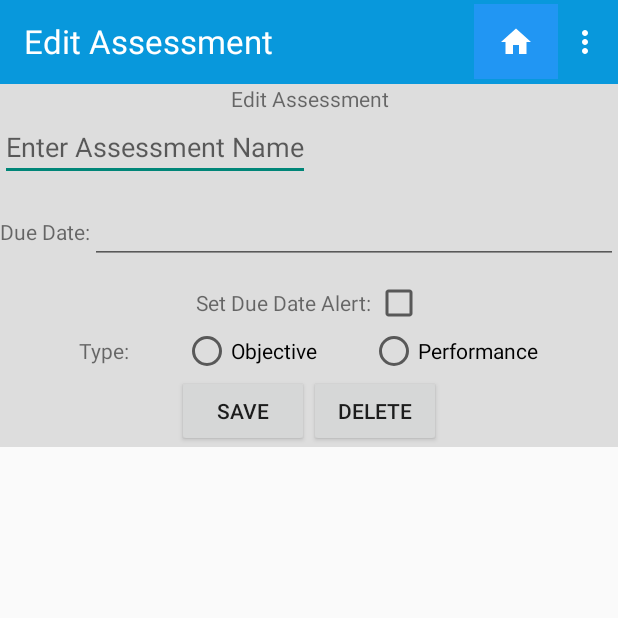
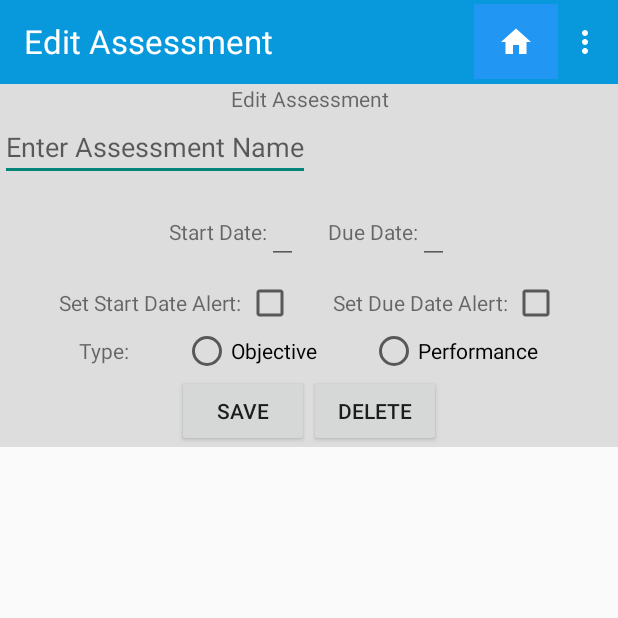
Before and after one commit to holdwhatdoor/C196Project, an Android app: the AssessmentEdit screen opened directly, with no data from a screen before it, on a phone screen of 412 x 824 dp, the top half of it. Run offline under Robolectric (Android 15) with nearby library versions, the phone set to English and light mode, and no system bars; our stand-ins replace ButterKnife, Room's generated code; 15 statements that could not run were skipped.

Commit message:
Changes:  added start date and start alert components to CourseEdit and AssessmentEdit layouts and classes.  Need to set up checks on start/due dates for CourseEdit/AssessmentEdit add/save assessment funcitonality.  Checks will be near line 488 in CourseEdit and 231 in AssessmentEdit.
App Status:
Functioning:
Main page with TermActivity page navigation

TermActivity page displays allows insert of input data into Term table, allows deletion of all terms and navigation to TermEdit page based on recyclerview edit button selection.

TermEdit page: displays selected term data in edit text boxes.  Can insert an associated course via input elements and add button.  Can delete all courses in database.  Can delete selected Term. Can update selected term info without encroaching on other term dates or excluding assigned courses from the start and end date constraints.

CourseEdit page: displays selected course data in edit text boxes.  Can insert an associated assessment via input elements and add button.  Set alert checkboxes functional on a view level and checking/unchecking alert boxes for start and end dates.  Can delete all assessments in the database.  Add Note button navigates to note activity page and sets notes in edit text.  Can update course info. Can share notes via ShareNotes class activity page
NEEDS:  Establish alerts to trigger on dates set with alert

AssesmentEdit page: displays selected assessment data in edit text boxes.  Check boxes for setting alerts on date. Update info on save button funcitoning
NEEDS:  Need to establish alerts to trigger on an assessment with an alert set.

```diff
--- a/app/src/main/AndroidManifest.xml
+++ b/app/src/main/AndroidManifest.xml
@@ -42,6 +42,7 @@
                 <category android:name="android.intent.category.LAUNCHER" />
             </intent-filter>
         </activity>
+        <receiver android:name=".Notifications" />
     </application>
 
 </manifest>
--- a/app/src/main/java/com/example/c196project/AssessmentEdit.java
+++ b/app/src/main/java/com/example/c196project/AssessmentEdit.java
@@ -37,9 +37,10 @@ import java.util.List;
 
 import butterknife.ButterKnife;
 
-import static com.example.c196project.utilities.Constants.ASSESS_ALERT_KEY;
+import static com.example.c196project.utilities.Constants.ASSESS_DUE_ALERT_KEY;
 import static com.example.c196project.utilities.Constants.ASSESS_DUE_KEY;
 import static com.example.c196project.utilities.Constants.ASSESS_ID_KEY;
+import static com.example.c196project.utilities.Constants.ASSESS_START_KEY;
 import static com.example.c196project.utilities.Constants.ASSESS_TITLE_KEY;
 import static com.example.c196project.utilities.Constants.ASSESS_TYPE_KEY;
 import static com.example.c196project.utilities.Constants.COURSE_ID_KEY;
@@ -71,12 +72,15 @@ public class AssessmentEdit extends AppCompatActivity implements View.OnClickLis
      * Assessment data display/input elements
      */
     public EditText assessName;
-    // Assessment declarations for due date EditText with DatePickerDialog listener and SimpleDateFormat
+    // Assessment declarations for start/due date EditText with DatePickerDialog listener and SimpleDateFormat
+    public EditText startDate;
+    private DatePickerDialog.OnDateSetListener startDateSetListener;
     public EditText dueDate;
     private DatePickerDialog.OnDateSetListener dueDateSetListener;
 
-    // Set Alert checkbox
-    public CheckBox setAlert;
+    // Start/Due Alert checkboxes
+    public CheckBox startAlert;
+    public CheckBox dueAlert;
 
     // Radio Button instantiations
     public RadioGroup radioGroup;
@@ -110,8 +114,10 @@ public class AssessmentEdit extends AppCompatActivity implements View.OnClickLis
 
         // Assessment input element id assignments
         assessName = findViewById(R.id.enter_assess_name);
+        startDate = findViewById(R.id.assess_start_date);
         dueDate = findViewById(R.id.assess_due_date);
-        setAlert = findViewById(R.id.assess_cb_alert);
+        startAlert = findViewById(R.id.assess_start_alert);
+        dueAlert = findViewById(R.id.assess_cb_alert);
         // Radio group and button id assignments
         radioGroup = findViewById(R.id.assess_radio_grp);
         oaRadio = findViewById(R.id.asses_oa_radio);
@@ -120,7 +126,25 @@ public class AssessmentEdit extends AppCompatActivity implements View.OnClickLis
         /**
          *  Due date EditText id and onClick override functionality
          */
-        //  Initialized Assessment DatePickerDialog date listener due
+        //  Initialized Assessment DatePickerDialog date listener start/due
+        DatePickerDialog.OnDateSetListener aStart = (view, year, month, dayOfMonth) -> {
+            calendar.set(Calendar.YEAR, year);
+            calendar.set(Calendar.MONTH, month);
+            calendar.set(Calendar.DAY_OF_MONTH, dayOfMonth);
+            DateConverter.updateDateText(startDate, calendar);
+        };
+
+        // Assessment due date setOnClickListener
+        dueDate.setOnClickListener(v -> new DatePickerDialog(AssessmentEdit.this, aStart, calendar
+                .get(Calendar.YEAR), calendar.get(Calendar.MONTH), calendar
+                .get(Calendar.DAY_OF_MONTH)).show());
+
+        dueDateSetListener = (view, year, month, dayOfMonth) -> {
+            String startDateString = month + "/" + dayOfMonth + "/" + year;
+            dueDate.setText(startDateString);
+        };
+
+
         DatePickerDialog.OnDateSetListener aDue = (view, year, month, dayOfMonth) -> {
             calendar.set(Calendar.YEAR, year);
             calendar.set(Calendar.MONTH, month);
@@ -141,8 +165,11 @@ public class AssessmentEdit extends AppCompatActivity implements View.OnClickLis
         // Populate input fields with passed assessment information
         assessName.setText(passedAssessment.getAssessName());
         // Date retrieval, format convesion and text set
+        Date sDate = passedAssessment.getAssessStart();
+        String start = passedAssessment.getAssessStart().toString();
         Date dDate = passedAssessment.getAssessDue();
         String due = passedAssessment.getAssessDue().toString();
+        startDate.setText(DateConverter.formatDateString(start));
         dueDate.setText(DateConverter.formatDateString(due));
         // method calls to set assessment type and whether alert checkbox is set
 
@@ -179,6 +206,10 @@ public class AssessmentEdit extends AppCompatActivity implements View.OnClickLis
                 assessNoInputAlert();
             } else if (!oaRadio.isChecked() && !paRadio.isChecked()) {
                 assessNoType();
+            } else if (startDate.getText().toString().equals("") ||
+                    startDate.getText().toString().equals("mm/dd/yyyy") ||
+                    startDate.equals(null)) {
+                assessNoInputAlert();
             } else if (dueDate.getText().toString().equals("") ||
                     dueDate.getText().toString().equals("mm/dd/yyyy") ||
                     dueDate.equals(null)) {
@@ -186,21 +217,21 @@ public class AssessmentEdit extends AppCompatActivity implements View.OnClickLis
             } else {
 
                 String assess = assessName.getText().toString();
+                String sDt = startDate.getText().toString();
+                Date stDt = DateConverter.toDate(sDt);
                 String dueString = dueDate.getText().toString();
                 Date dueDate = DateConverter.toDate(dueString);
                 String selectedType = getSelectedAssessmentType();
-                String dueAlert = "not set";
-                if(setAlert.isChecked()){
-                    dueAlert = "set";
+                String sAlert = "not set";
+                String dAlert = "not set";
+                if(startAlert.isChecked()) {
+                    sAlert = "set";
+                }
+                if(dueAlert.isChecked()){
+                    dAlert = "set";
                 }
                 Date parentCourseStart = getParentCourse(courseId).getStartDate();
                 Date parentCourseEnd = getParentCourse(courseId).getEndDate();
-                Log.d(TAG, "parentCourseStart: " + courseData.get(0).getStartDate());
-                Log.d(TAG, "parentCourseEnd: " + courseData.get(0).getEndDate());
-
-                Log.d(TAG, "dueDate.before(parentCourseStart): " + dueDate.before(parentCourseStart));
-                Log.d(TAG, "dueDate.after(parentCourseEnd): " + dueDate.after(parentCourseEnd));
-                Log.d(TAG, "assessmentConflict(aId, date)" + assessmentConflict(assessId, dueDate));
 
                 if(dueDate.before(parentCourseStart) || dueDate.after(parentCourseEnd) ||
                         assessmentConflict(assessId, dueDate)) {
@@ -209,8 +240,16 @@ public class AssessmentEdit extends AppCompatActivity implements View.OnClickLis
                 }
                 else {
                     AssessmentEntity updatedAssessment = new AssessmentEntity(assessId, assess,
-                            selectedType, dueDate, dueAlert, courseId);
+                            selectedType, stDt, dueDate, sAlert, dAlert, courseId);
                     assessVM.insertAssessment(updatedAssessment);
+
+                    // Calls Notification object to set or cancel alert
+                    if(dueAlert.equals("set")){
+
+                    } else {
+
+                    }
+
                     finish();
                 }
             }
@@ -291,17 +330,21 @@ public class AssessmentEdit extends AppCompatActivity implements View.OnClickLis
         Log.d(TAG, "Assess ID: " + assessId);
         String assessName = extras.getString(ASSESS_TITLE_KEY);
         Log.d(TAG, "Assess Name: " + assessName);
+        String start = extras.getString(ASSESS_START_KEY);
+        String formatStart = DateConverter.formatDateString(start);
+        Date assessStart = DateConverter.toDate(formatStart);
         String due = extras.getString(ASSESS_DUE_KEY);
         Log.d(TAG, "Due date string: " + due);
         String formatDue = DateConverter.formatDateString(due);
         Date assessDue = DateConverter.toDate(formatDue);
         Log.d(TAG, "Due date DATE: " + assessDue);
         String assessType = extras.getString(ASSESS_TYPE_KEY);
-        String assessAlert = extras.getString(ASSESS_ALERT_KEY);
+        String startAlert = extras.getString(ASSESS_START_KEY);
+        String assessAlert = extras.getString(ASSESS_DUE_ALERT_KEY);
         int courseId = extras.getInt(COURSE_ID_KEY);
 
         AssessmentEntity passedAssessment = new AssessmentEntity(assessId, assessName, assessType,
-                assessDue, assessAlert, courseId);
+                 assessStart, assessDue, startAlert, assessAlert, courseId);
 
         return passedAssessment;
     }
@@ -324,10 +367,15 @@ public class AssessmentEdit extends AppCompatActivity implements View.OnClickLis
 
     // Method to set if Alert box is checked
     public void setAlertChecked(AssessmentEntity assessmentEntity) {
-        String alertChecked = assessmentEntity.getAssessAlert();
-        Log.d(TAG, "Alert is.... " + alertChecked);
-        if (alertChecked.equals("set")) {
-            setAlert.setChecked(true);
+        String startChecked = assessmentEntity.getStartAlert();
+        String dueChecked = assessmentEntity.getAssessAlert();
+        Log.d(TAG, "Start Alert is..... " + startChecked);
+        Log.d(TAG, "Alert is.... " + dueChecked);
+        if(startChecked.equals("set")){
+            startAlert.setChecked(true);
+        }
+        if (dueChecked.equals("set")) {
+            dueAlert.setChecked(true);
         }
     }
 
--- a/app/src/main/java/com/example/c196project/MainActivity.java
+++ b/app/src/main/java/com/example/c196project/MainActivity.java
@@ -1,5 +1,6 @@
 package com.example.c196project;
 
+import android.app.AlarmManager;
 import android.content.Intent;
 import android.os.Bundle;
 import android.util.Log;
@@ -34,6 +35,9 @@ import butterknife.ButterKnife;
 public class MainActivity extends AppCompatActivity implements View.OnClickListener {
 
     private static final String TAG = "MainActivity";
+
+    // Alarm manager for notification dates
+    AlarmManager startAlarm = (AlarmManager) getSystemService(ALARM_SERVICE);
 
     // View model
     private MainViewModel mainVM;
--- a/app/src/main/java/com/example/c196project/database/AppDatabase.java
+++ b/app/src/main/java/com/example/c196project/database/AppDatabase.java
@@ -8,7 +8,7 @@ import androidx.room.RoomDatabase;
 import androidx.room.TypeConverters;
 
 @Database(entities = {TermEntity.class, CourseEntity.class, AssessmentEntity.class, AlertEntity.class},
-        version = 8, exportSchema = false)
+        version = 9, exportSchema = false)
 @TypeConverters(DateConverter.class)
 public abstract class AppDatabase extends RoomDatabase {
 
--- a/app/src/main/java/com/example/c196project/database/AssessmentEntity.java
+++ b/app/src/main/java/com/example/c196project/database/AssessmentEntity.java
@@ -24,8 +24,12 @@ public class AssessmentEntity{
     private String assessName;
     @ColumnInfo(name = "assess_type")
     private String assessType;
+    @ColumnInfo(name = "assess_start")
+    private Date assessStart;
     @ColumnInfo(name = "assess_due")
     private Date assessDue;
+    @ColumnInfo(name = "start_alert")
+    private String startAlert;
     @ColumnInfo(name = "assess_alert")
     private String assessAlert;
 
@@ -35,22 +39,26 @@ public class AssessmentEntity{
     }
 
     @Ignore
-    public AssessmentEntity(String assessName, String assessType, Date assessDue,
-                            String assessAlert, int courseId) {
+    public AssessmentEntity(String assessName, String assessType, Date assessStart, Date assessDue,
+                            String startAlert, String assessAlert, int courseId) {
         this.assessName = assessName;
         this.assessType = assessType;
+        this.assessStart = assessStart;
         this.assessDue = assessDue;
+        this.startAlert = startAlert;
         this.assessAlert = assessAlert;
         this.courseId = courseId;
     }
 
     // constructor
-    public AssessmentEntity(int assessId, String assessName, String assessType, Date assessDue,
-                            String assessAlert, int courseId) {
+    public AssessmentEntity(int assessId, String assessName, String assessType, Date assessStart, Date assessDue,
+                            String startAlert, String assessAlert, int courseId) {
         this.assessId = assessId;
         this.assessName = assessName;
         this.assessType = assessType;
+        this.assessStart = assessStart;
         this.assessDue = assessDue;
+        this.startAlert = startAlert;
         this.assessAlert = assessAlert;
         this.courseId = courseId;
     }
@@ -71,10 +79,16 @@ public class AssessmentEntity{
         return assessType;
     }
 
+    public Date getAssessStart() {
+        return assessStart;
+    }
+
     public Date getAssessDue() {
 
         return assessDue;
     }
+
+    public String getStartAlert() { return startAlert; }
 
     public String getAssessAlert() {
         return assessAlert;
@@ -100,9 +114,17 @@ public class AssessmentEntity{
         this.assessType = assessType;
     }
 
+    public void setAssessStart(Date assessStart) {
+        this.assessStart = assessStart;
+    }
+
     public void setAssessDue(Date assessDue) {
 
         this.assessDue = assessDue;
+    }
+
+    public void setStartAlert(String startAlert) {
+        this.startAlert = startAlert;
     }
 
     public void setAssessAlert(String alert) {
--- a/app/src/main/res/layout/activity_assess_edit.xml
+++ b/app/src/main/res/layout/activity_assess_edit.xml
@@ -57,7 +57,25 @@
                     <LinearLayout
                         android:layout_width="match_parent"
                         android:layout_height="wrap_content"
-                        android:orientation="horizontal">
+                        android:orientation="horizontal"
+                        android:gravity="center_horizontal">
+
+                        <TextView
+                            android:layout_width="wrap_content"
+                            android:layout_height="wrap_content"
+                            android:layout_marginTop="10dp"
+                            android:layout_marginBottom="10dp"
+                            android:text="@string/start_date" />
+
+                        <EditText
+                            android:id="@+id/assess_start_date"
+                            android:layout_width="wrap_content"
+                            android:layout_height="wrap_content"
+                            android:layout_marginTop="10dp"
+                            android:layout_marginBottom="10dp"
+                            android:layout_marginRight="20dp"
+                            android:text="@string/blank_date" />
+
 
                         <TextView
                             android:layout_width="wrap_content"
@@ -68,7 +86,7 @@
 
                         <EditText
                             android:id="@+id/assess_due_date"
-                            android:layout_width="match_parent"
+                            android:layout_width="wrap_content"
                             android:layout_height="wrap_content"
                             android:layout_marginTop="10dp"
                             android:layout_marginBottom="10dp"
@@ -85,6 +103,19 @@
                 android:layout_width="match_parent"
                 android:layout_height="wrap_content"
                 android:gravity="center">
+
+                <TextView
+                    android:layout_width="wrap_content"
+                    android:layout_height="match_parent"
+                    android:gravity="center"
+                    android:text="Set Start Date Alert: "/>
+
+                <CheckBox
+                    android:id="@+id/assess_start_alert"
+                    android:layout_width="wrap_content"
+                    android:layout_height="match_parent"
+                    android:layout_marginRight="25dp"
+                    android:gravity="center"/>
 
                 <TextView
                     android:layout_width="wrap_content"
--- a/app/src/main/res/values/strings.xml
+++ b/app/src/main/res/values/strings.xml
@@ -94,6 +94,9 @@
 <string name="assess_edit_title">Edit Assessment</string>
 <string name="assess_title">Assessment Title: </string>
 
+// Notifications string labels
+<string name="notifications">Notifications</string>
+
 // Share Notes string labels
 <string name="share_notes_title">Share Notes</string>
 
```
Also changed, not shown: app/src/main/java/com/example/c196project/CourseEdit.java (+85 -7 lines), app/src/main/java/com/example/c196project/Notifications.java (added, +52 -0 lines), app/src/main/java/com/example/c196project/TermEdit.java (+22 -1 lines), app/src/main/java/com/example/c196project/utilities/Constants.java (+7 -4 lines), app/src/main/res/layout/activity_course_edit.xml (+35 -0 lines).
